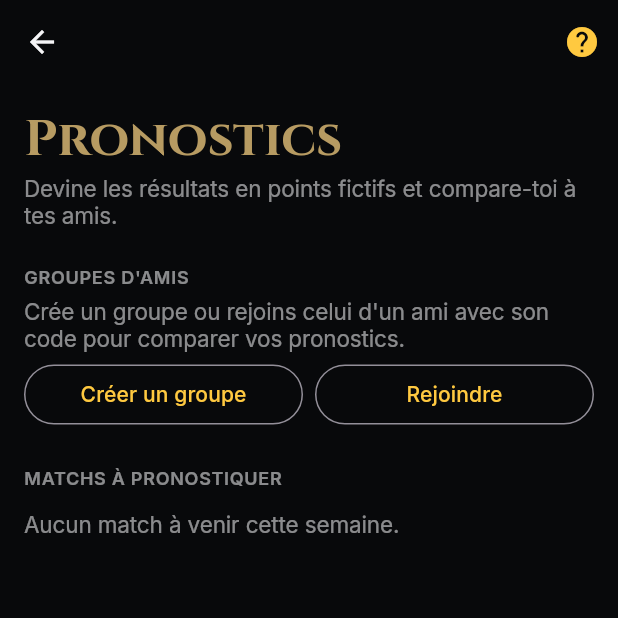
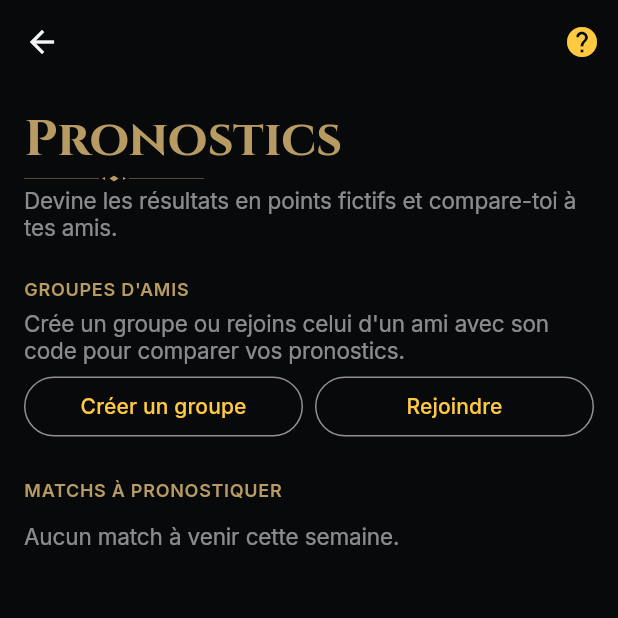
Before and after one commit to ThibaultCauche/news, a Flutter app: the PredictionsScreen screen opened directly, on a phone screen of 412 x 824 dp, the top half of it. Run offline on Flutter 3.47's test engine with Material 3 defaults, Android fonts, the phone set to English and light mode, and no system bars; our stand-ins replace dio, drift, drift_flutter, firebase_auth, firebase_core, firebase_messaging and 5 more; missing offline and left inert: news_api_client; accounts and stored records are empty; generated files the repository leaves out were written again; project files that could hold a hidden picture were left out.

Commit message:
feat(mobile): J16, filet sous les titres, libellés et tab bar en laiton
Co-Authored-By: Claude Sonnet 5.5 <noreply@anthropic.com>

```diff
--- a/apps/mobile/lib/features/agenda/agenda_screen.dart
+++ b/apps/mobile/lib/features/agenda/agenda_screen.dart
@@ -3,7 +3,7 @@ import "package:flutter/rendering.dart" show ScrollCacheExtent;
 import "package:flutter_riverpod/flutter_riverpod.dart";
 import "package:intl/intl.dart";
 import "package:news_api_client/news_api_client.dart";
-import "../../theme/app_theme.dart";
+import "../../widgets/page_title.dart";
 import "../../core/api_providers.dart";
 import "../../core/clock.dart";
 import "../../core/date_x.dart";
@@ -200,7 +200,7 @@ class _AgendaScreenState extends ConsumerState<AgendaScreen> {
           if (!embedded) ...[
             Padding(
               padding: const EdgeInsets.fromLTRB(AppSpacing.md, AppSpacing.md, AppSpacing.md, 0),
-              child: Text("Agenda", style: AppTextStyles.pageTitle),
+              child: const PageTitle("Agenda"),
             ),
             const SizedBox(height: AppSpacing.md),
           ],
--- a/apps/mobile/lib/features/competitions/competitions_screen.dart
+++ b/apps/mobile/lib/features/competitions/competitions_screen.dart
@@ -2,7 +2,7 @@ import "package:flutter/material.dart";
 import "package:flutter_riverpod/flutter_riverpod.dart";
 import "package:news_api_client/news_api_client.dart";
 
-import "../../theme/app_theme.dart";
+import "../../widgets/page_title.dart";
 import "../../core/navigation.dart";
 import "../../theme/tokens.dart";
 import "../../widgets/game_logo.dart";
@@ -45,7 +45,7 @@ class _CompetitionsScreenState extends ConsumerState<CompetitionsScreen> {
         children: [
           Padding(
             padding: const EdgeInsets.fromLTRB(AppSpacing.md, AppSpacing.md, AppSpacing.md, AppSpacing.sm),
-            child: Text("Compétitions", style: AppTextStyles.pageTitle),
+            child: const PageTitle("Compétitions"),
           ),
           Padding(
             padding: const EdgeInsets.symmetric(horizontal: AppSpacing.md),
--- a/apps/mobile/lib/features/follows/follows_screen.dart
+++ b/apps/mobile/lib/features/follows/follows_screen.dart
@@ -1,7 +1,7 @@
 import "package:flutter/material.dart";
 import "package:flutter_riverpod/flutter_riverpod.dart";
 import "package:news_api_client/news_api_client.dart";
-import "../../theme/app_theme.dart";
+import "../../widgets/page_title.dart";
 import "../../core/navigation.dart";
 import "../../core/settings_provider.dart";
 import "../../theme/tokens.dart";
@@ -52,7 +52,7 @@ class _FollowsBody extends ConsumerWidget {
       return ListView(
         padding: const EdgeInsets.all(AppSpacing.md),
         children: [
-          Text("Suivis", style: AppTextStyles.pageTitle),
+          const PageTitle("Suivis"),
           const SizedBox(height: AppSpacing.sm),
           const Text(
             "Tu ne suis rien pour l'instant. Suis une compétition ou une équipe pour retrouver ses matchs ici.",
@@ -77,7 +77,7 @@ class _FollowsBody extends ConsumerWidget {
       itemCount: follows.length + 1,
       separatorBuilder: (_, _) => const SizedBox(height: AppSpacing.sm),
       itemBuilder: (context, i) {
-        if (i == 0) return Text("Suivis", style: AppTextStyles.pageTitle);
+        if (i == 0) return const PageTitle("Suivis");
         final follow = follows[i - 1];
         return FollowCard(follow: follow, targetType: followTargetTypeFromWire(follow.targetType));
       },
--- a/apps/mobile/lib/features/home/home_screen.dart
+++ b/apps/mobile/lib/features/home/home_screen.dart
@@ -3,6 +3,7 @@ import "package:flutter_riverpod/flutter_riverpod.dart";
 import "package:flutter_svg/flutter_svg.dart";
 import "package:intl/intl.dart";
 import "package:news_api_client/news_api_client.dart";
+import "../../widgets/page_title.dart";
 import "../../theme/app_theme.dart";
 import "../../core/api_providers.dart";
 import "../../core/auth/account.dart";
@@ -78,7 +79,7 @@ class _HomeHeader extends ConsumerWidget {
               crossAxisAlignment: CrossAxisAlignment.start,
               children: [
                 Text(capitalized, style: const TextStyle(color: AppColors.textSecondary)),
-                Text("Aujourd'hui", style: AppTextStyles.pageTitle),
+                const PageTitle("Aujourd'hui"),
               ],
             ),
           ),
--- a/apps/mobile/lib/widgets/page_title.dart
+++ b/apps/mobile/lib/widgets/page_title.dart
@@ -1,8 +1,9 @@
 import "package:flutter/material.dart";
+import "package:flutter_svg/flutter_svg.dart";
 import "../theme/app_theme.dart";
 
-/// Grand titre de page (`docs/maquettes/specs/commun.md` — style `display`,
-/// Cinzel 34/700, J16). Un par écran, en général suivi de `PageSubtitle`.
+/// Grand titre de page (Cinzel 34/700 en laiton, J16), souligné d'un filet à
+/// losange. Un par écran, en général suivi de `PageSubtitle`.
 class PageTitle extends StatelessWidget {
   const PageTitle(this.text, {super.key});
 
@@ -10,6 +11,14 @@ class PageTitle extends StatelessWidget {
 
   @override
   Widget build(BuildContext context) {
-    return Text(text, style: AppTextStyles.pageTitle);
+    return Column(
+      mainAxisSize: MainAxisSize.min,
+      crossAxisAlignment: CrossAxisAlignment.start,
+      children: [
+        Text(text, style: AppTextStyles.pageTitle),
+        const SizedBox(height: 4),
+        ExcludeSemantics(child: SvgPicture.asset("assets/ornaments/rule.svg", width: 120)),
+      ],
+    );
   }
 }
--- a/apps/mobile/lib/widgets/section_label.dart
+++ b/apps/mobile/lib/widgets/section_label.dart
@@ -1,4 +1,5 @@
 import "package:flutter/material.dart";
+import "../theme/tokens.dart";
 
 /// Libellé de section en petites capitales (`docs/maquettes/specs/commun.md`
 /// — style `eyebrow`, 12/600/+4 %, blanc 50 %). Ex. "SAISON 2026", "TOUR 1".
@@ -12,6 +13,6 @@ class SectionLabel extends StatelessWidget {
 
   @override
   Widget build(BuildContext context) {
-    return Text(text, style: Theme.of(context).textTheme.labelSmall);
+    return Text(text, style: Theme.of(context).textTheme.labelSmall?.copyWith(color: AppColors.brass));
   }
 }
```
Also changed, not shown: apps/mobile/lib/widgets/glass_tab_bar.dart (+5 -4 lines).
